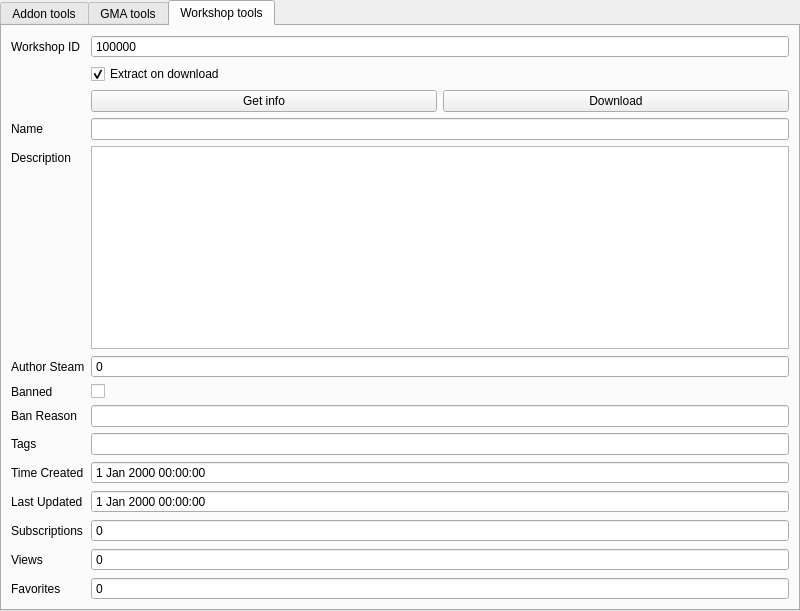
The window that ui/mainwindow.ui (FPtje/gmosh) describes before a commit, drawn with Qt 5.
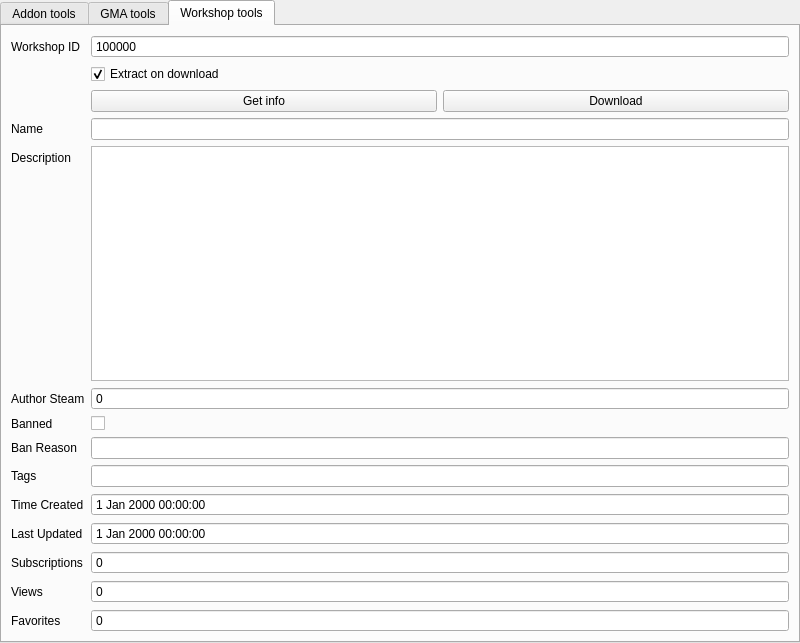
The same window after the commit.

```diff
--- a/ui/mainwindow.ui
+++ b/ui/mainwindow.ui
@@ -7,7 +7,7 @@
     <x>0</x>
     <y>0</y>
     <width>800</width>
-    <height>611</height>
+    <height>643</height>
    </rect>
   </property>
   <property name="windowTitle">
@@ -779,9 +779,6 @@
             <property name="buttonSymbols">
              <enum>QAbstractSpinBox::NoButtons</enum>
             </property>
-            <property name="maximum">
-             <number>999999999</number>
-            </property>
            </widget>
           </item>
           <item row="12" column="1">
```
Left out of the diff: 2 changed lines with no effect on the pictures.
